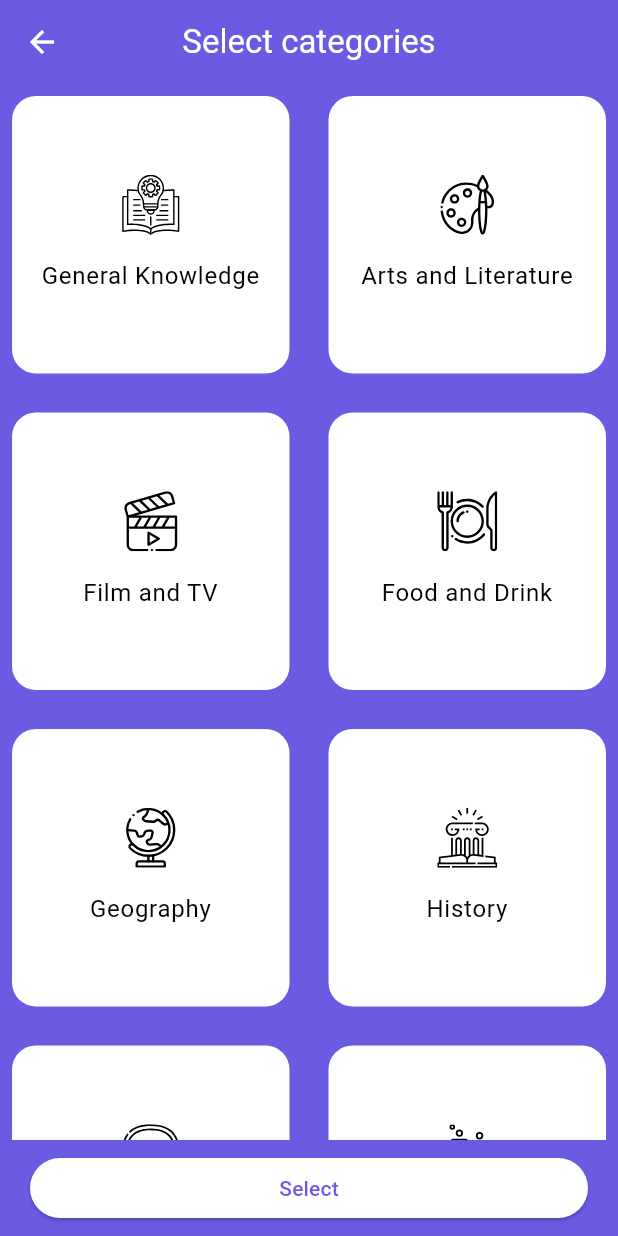
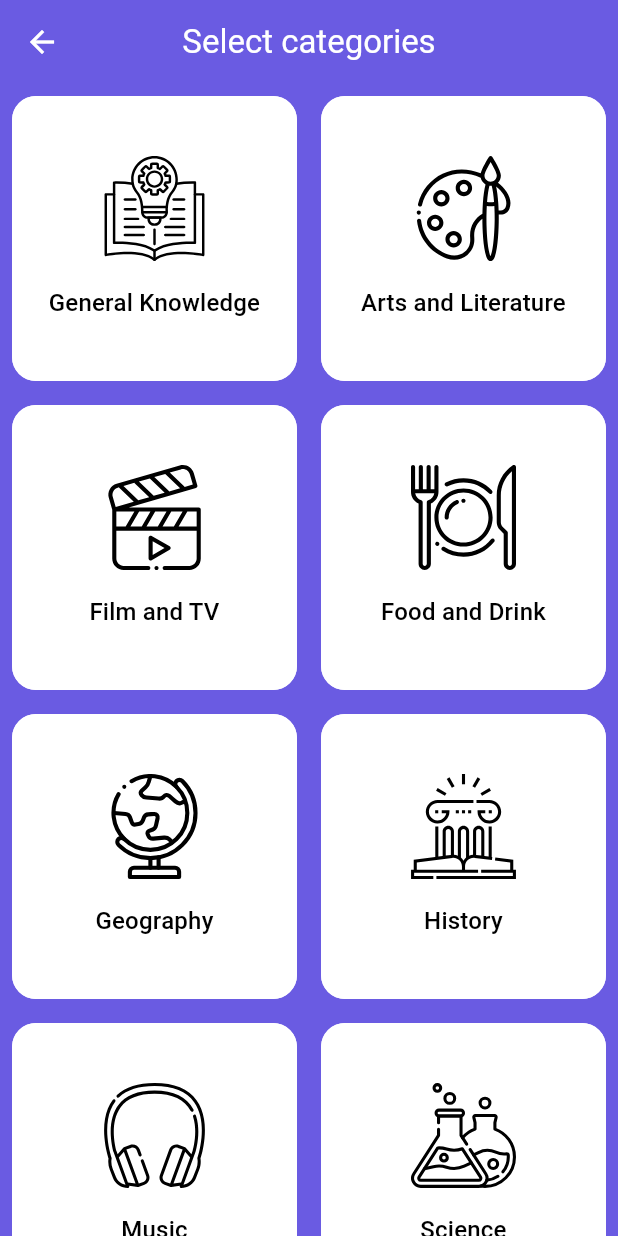
Before and after one commit to o-filip/quizz-app-flutter, a Flutter app: the screen it shows after launch, after a tap on "All categories", on a phone screen of 412 x 824 dp. Run offline on Flutter 3.47's test engine with Material 3 defaults, Android fonts, the phone set to English and light mode, and no system bars; our stand-ins replace bloc_concurrency, dio, drift, flutter_bloc, flutter_svg, freezed_annotation and 5 more; accounts and stored records are empty; generated files the repository leaves out were written again; network calls fail; project files that could hold a hidden picture were left out.

Commit message:
ui tweaks

```diff
--- a/lib/ui/screen/categories_selection_screen.dart
+++ b/lib/ui/screen/categories_selection_screen.dart
@@ -1,11 +1,10 @@
 import 'package:flutter/material.dart';
 import 'package:flutter_gen/gen_l10n/app_localizations.dart';
-import 'package:flutter_svg/flutter_svg.dart';
 
 import '../../core/enum/category.dart';
 import '../navigation/query_params_ext.dart';
-import '../utils/dimensions.dart';
-import '../widget/screen_horizontal_padding.dart';
+import '../widget/animated_floating_button.dart';
+import '../widget/category_select_card.dart';
 
 class CategoriesSelectionRoute {
   static const path = '/categories-selection';
@@ -45,11 +44,24 @@ class CategoriesSelectionScreen extends StatefulWidget {
 
 class CategoriesSelectionScreenState extends State<CategoriesSelectionScreen> {
   late List<Category> _selectedCategories;
+  bool _didSelectionChange = false;
 
   @override
   void initState() {
     super.initState();
     _selectedCategories = widget.preselectedCategories;
+  }
+
+  void _onSelectionChanged(Category category, bool isSelected) {
+    setState(() {
+      _didSelectionChange = true;
+
+      if (isSelected) {
+        _selectedCategories.add(category);
+      } else {
+        _selectedCategories.remove(category);
+      }
+    });
   }
 
   @override
@@ -65,94 +77,28 @@ class CategoriesSelectionScreenState extends State<CategoriesSelectionScreen> {
               child: GridView.builder(
                 gridDelegate: const SliverGridDelegateWithFixedCrossAxisCount(
                   crossAxisCount: 2,
-                  mainAxisSpacing: 10,
-                  crossAxisSpacing: 10,
                 ),
-                itemBuilder: (context, index) => _buildCategoryItem(
-                  context,
-                  Category.values[index],
+                itemBuilder: (context, index) => CategorySelectCard(
+                  category: Category.values[index],
+                  isSelected:
+                      _selectedCategories.contains(Category.values[index]),
+                  onSelectionChanged: (isSelected) => _onSelectionChanged(
+                    Category.values[index],
+                    isSelected,
+                  ),
                 ),
                 itemCount: Category.values.length,
-              ),
-            ),
-            SizedBox(
-              width: double.infinity,
-              child: ScreenHorizontalPadding.symmetricVertical(
-                verticalPadding: Dimensions.vertSpacingSmall,
-                child: ElevatedButton(
-                  onPressed: () {
-                    Navigator.of(context).pop(_selectedCategories);
-                  },
-                  child:
-                      Text(S.of(context).categories_selection_confirm_button),
-                ),
               ),
             ),
           ],
         ),
       ),
-    );
-  }
-
-  Widget _buildCategoryItem(
-    BuildContext context,
-    Category category,
-  ) {
-    final isSelected = _selectedCategories.contains(category);
-
-    return Card(
-      color: _selectedCategories.contains(category)
-          ? Theme.of(context).colorScheme.secondaryContainer
-          : null,
-      child: InkWell(
-        borderRadius: BorderRadius.circular(16),
-        onTap: () {
-          setState(() {
-            if (isSelected) {
-              _selectedCategories.remove(category);
-            } else {
-              _selectedCategories.add(category);
-            }
-          });
+      floatingActionButton: AnimatedFloatingButton(
+        onPressed: () {
+          Navigator.of(context).pop(_selectedCategories);
         },
-        child: Stack(
-          children: [
-            if (isSelected)
-              Align(
-                alignment: Alignment.topRight,
-                child: Padding(
-                  padding: const EdgeInsets.all(8),
-                  child: Icon(
-                    Icons.check_circle,
-                    color: Theme.of(context).colorScheme.primary,
-                  ),
-                ),
-              ),
-            Center(
-              child: Column(
-                mainAxisAlignment: MainAxisAlignment.center,
-                children: [
-                  SvgPicture.asset(
-                    category.getIcon(),
-                    height: 40,
-                    width: 40,
-                  ),
-                  const SizedBox(height: 16),
-                  Padding(
-                    padding: const EdgeInsets.symmetric(
-                      horizontal: 16,
-                    ),
-                    child: Text(
-                      category.toUserString(context),
-                      style: Theme.of(context).textTheme.bodyLarge,
-                      textAlign: TextAlign.center,
-                    ),
-                  ),
-                ],
-              ),
-            ),
-          ],
-        ),
+        isHidden: !_didSelectionChange,
+        child: const Icon(Icons.check),
       ),
     );
   }
--- a/lib/ui/screen/home/home_screen.dart
+++ b/lib/ui/screen/home/home_screen.dart
@@ -31,11 +31,15 @@ class HomeScreen extends StatelessWidget {
         const HomeNewQuizSection(),
         ScreenHorizontalPadding.symmetricVertical(
           verticalPadding: 16,
-          child: ElevatedButton(
-            onPressed: () {
-              context.push(StoredQuestionsListRoute.path);
-            },
-            child: Text(S.of(context).home_all_stored_questions_button),
+          child: SizedBox(
+            width: double.infinity,
+            child: ElevatedButton(
+              onPressed: () {
+                context.push(StoredQuestionsListRoute.path);
+              },
+              child: Text(
+                  S.of(context).home_all_stored_questions_button.toUpperCase()),
+            ),
           ),
         ),
         const HomeRandomQuestionSection(),
--- a/lib/ui/screen/home/widget/home_new_quiz_section.dart
+++ b/lib/ui/screen/home/widget/home_new_quiz_section.dart
@@ -46,7 +46,8 @@ class HomeNewQuizSectionState extends State<HomeNewQuizSection> {
             const VerticalSpacerLarge(),
             FilledButton(
               onPressed: _onGenerateTap,
-              child: Text(S.of(context).new_quiz_section_confirm_button),
+              child: Text(
+                  S.of(context).new_quiz_section_confirm_button.toUpperCase()),
             ),
           ],
         ),
--- a/lib/ui/screen/home/widget/home_random_question_section.dart
+++ b/lib/ui/screen/home/widget/home_random_question_section.dart
@@ -63,8 +63,9 @@ class HomeRandomQuestionSection extends StatelessWidget {
   Widget _buildBody(BuildContext context) {
     return BlocBuilder<RandomQuestionBloc, RandomQuestionState>(
       builder: (context, state) {
-        return switch (state) {
+        final widget = switch (state) {
           final RandomQuestionStateData data => PracticeQuestionWidget(
+              key: ValueKey('question${data.question.id}'),
               question: data.question,
             ),
           final RandomQuestionStateLoading loading => _buildLoading(
@@ -77,6 +78,20 @@ class HomeRandomQuestionSection extends StatelessWidget {
             ),
           _ => Container(),
         };
+
+        return AnimatedSwitcher(
+          duration: const Duration(milliseconds: 300),
+          layoutBuilder: (currentChild, previousChildren) {
+            return Stack(
+              alignment: Alignment.topCenter,
+              children: [
+                ...previousChildren,
+                if (currentChild != null) currentChild,
+              ],
+            );
+          },
+          child: widget,
+        );
       },
     );
   }
--- /dev/null
+++ b/lib/ui/widget/animated_floating_button.dart
@@ -0,0 +1,31 @@
+import 'package:flutter/material.dart';
+
+class AnimatedFloatingButton extends StatelessWidget {
+  const AnimatedFloatingButton({
+    super.key,
+    required this.isHidden,
+    this.onPressed,
+    this.child,
+  });
+
+  final bool isHidden;
+  final VoidCallback? onPressed;
+  final Widget? child;
+
+  @override
+  Widget build(BuildContext context) {
+    return AnimatedSwitcher(
+      duration: const Duration(milliseconds: 300),
+      transitionBuilder: (child, animation) => FadeTransition(
+        opacity: animation,
+        child: child,
+      ),
+      child: isHidden
+          ? const SizedBox.shrink()
+          : FloatingActionButton(
+              onPressed: onPressed,
+              child: child,
+            ),
+    );
+  }
+}
--- a/lib/ui/widget/answer_display.dart
+++ b/lib/ui/widget/answer_display.dart
@@ -42,7 +42,8 @@ class AnswerDisplay extends StatelessWidget {
       textColor = Theme.of(context).colorScheme.onSurface;
     }
 
-    return Container(
+    return AnimatedContainer(
+      duration: const Duration(milliseconds: 300),
       decoration: boxDecoration,
       padding: const EdgeInsets.symmetric(
         horizontal: 16,
--- a/lib/ui/widget/categories_selection_input.dart
+++ b/lib/ui/widget/categories_selection_input.dart
@@ -69,7 +69,7 @@ class CategoriesSelectionInput extends StatelessWidget {
               ),
             ),
             Expanded(
-              child: Text(_generateInputText(context),
+              child: Text(_getInputText(context),
                   maxLines: 1,
                   overflow: TextOverflow.ellipsis,
                   style: Theme.of(context).textTheme.titleMedium),
@@ -87,7 +87,7 @@ class CategoriesSelectionInput extends StatelessWidget {
     );
   }
 
-  String _generateInputText(BuildContext context) {
+  String _getInputText(BuildContext context) {
     if (value == null || value!.isEmpty) {
       return S.of(context).categories_selection_input_all_categories;
     } else if (value!.length == 1) {
--- /dev/null
+++ b/lib/ui/widget/category_select_card.dart
@@ -0,0 +1,87 @@
+import 'package:flutter/material.dart';
+import 'package:flutter_svg/svg.dart';
+
+import '../../core/enum/category.dart';
+
+class CategorySelectCard extends StatelessWidget {
+  const CategorySelectCard({
+    super.key,
+    required this.category,
+    required this.isSelected,
+    required this.onSelectionChanged,
+  });
+
+  final Category category;
+  final bool isSelected;
+  final Function(bool newState) onSelectionChanged;
+
+  static const _animationDuration = Duration(milliseconds: 200);
+
+  @override
+  Widget build(BuildContext context) {
+    return Card(
+      clipBehavior: Clip.antiAlias,
+      child: InkWell(
+        borderRadius: BorderRadius.circular(16),
+        onTap: () {
+          onSelectionChanged(!isSelected);
+        },
+        child: AnimatedContainer(
+          color: isSelected
+              ? Theme.of(context).colorScheme.secondaryContainer
+              : Theme.of(context).colorScheme.surface,
+          duration: _animationDuration,
+          child: Stack(
+            children: [
+              Align(
+                alignment: Alignment.topRight,
+                child: _buildCheckMark(context),
+              ),
+              Center(
+                child: _buildCardContent(context),
+              ),
+            ],
+          ),
+        ),
+      ),
+    );
+  }
+
+  Widget _buildCheckMark(BuildContext context) {
+    return AnimatedOpacity(
+      duration: _animationDuration,
+      opacity: isSelected ? 1 : 0,
+      child: Padding(
+        padding: const EdgeInsets.all(8),
+        child: Icon(
+          Icons.check_circle,
+          color: Theme.of(context).colorScheme.primary,
+        ),
+      ),
+    );
+  }
+
+  Widget _buildCardContent(BuildContext context) {
+    return Column(
+      mainAxisAlignment: MainAxisAlignment.center,
+      children: [
+        SvgPicture.asset(
+          category.getIcon(),
+          height: 70,
+          width: 70,
+        ),
+        const SizedBox(height: 16),
+        Padding(
+          padding: const EdgeInsets.symmetric(
+            horizontal: 16,
+          ),
+          child: Text(
+            category.toUserString(context),
+            style: Theme.of(context).textTheme.titleMedium,
+            textAlign: TextAlign.center,
+          ),
+        ),
+      ],
+    );
+  }
+}
```
Also changed, not shown: lib/ui/bloc/quiz/quiz_bloc.dart (+9 -9 lines), lib/ui/screen/quiz/quiz_screen.dart (+34 -20 lines), lib/ui/screen/quiz/widget/quiz_review_overview_section.dart (+48 -4 lines), lib/ui/widget/animated_slide_in_switcher.dart (added, +70 -0 lines), lib/ui/widget/question_like_button.dart (+9 -5 lines).
